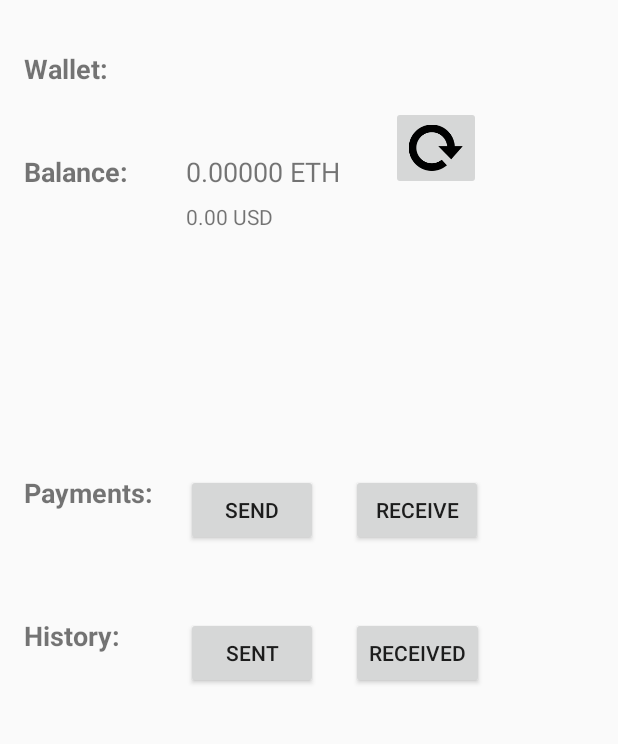
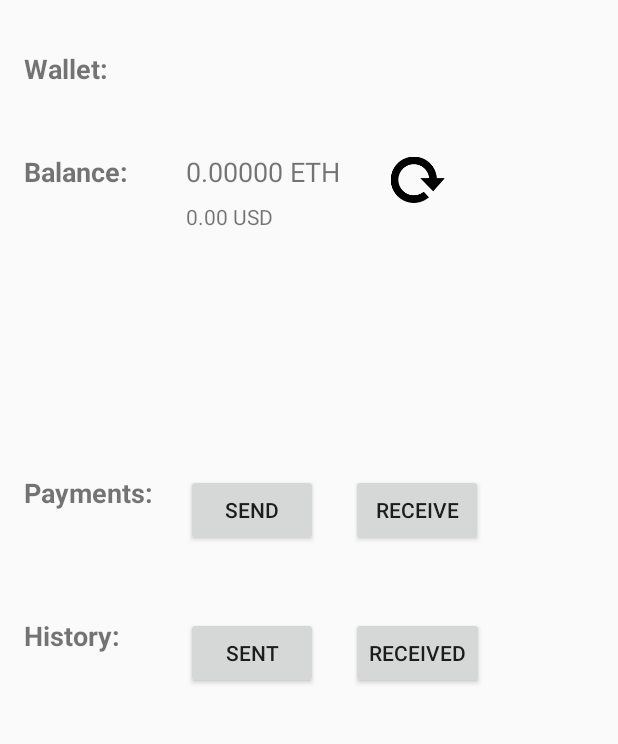
Before and after one commit to dbenrosen/EtherPay, an Android app: the screen it shows after launch (MainActivity), on a phone screen of 412 x 824 dp, the part 108-852 px from its top. Run offline under Robolectric (Android 15) with nearby library versions, the phone set to English and light mode, and no system bars.

Commit message:
improvements to regfresh button
line it up better
transparent background (gray when pressed)

```diff
--- a/app/src/main/java/com/bringcommunications/etherpay/MainActivity.java
+++ b/app/src/main/java/com/bringcommunications/etherpay/MainActivity.java
@@ -20,6 +20,7 @@
   import android.content.DialogInterface;
   import android.content.Intent;
   import android.content.SharedPreferences;
+  import android.graphics.Color;
   import android.os.AsyncTask;
   import android.os.Bundle;
   import android.os.CountDownTimer;
@@ -33,6 +34,7 @@
   import android.view.animation.AlphaAnimation;
   import android.view.animation.Animation;
   import android.widget.FrameLayout;
+  import android.widget.ImageButton;
   import android.widget.TextView;
   import android.widget.Toast;
 
@@ -230,6 +232,8 @@
         Util.show_err(getBaseContext(), msg, 5);
         return;
       }
+      ImageButton refresh_button = (ImageButton) findViewById(R.id.refresh_button);
+      refresh_button.setBackgroundColor(Color.GRAY);
       long now_sec = System.currentTimeMillis() / 1000;
       if (view != null || nonce < last_nonce) {
         if (now_sec - last_refresh_sec < 5) {
@@ -263,6 +267,7 @@
         price_parms[1] = "price-refresh";
         new HTTP_Query_Task(this, context).execute(price_parms);
       } else {
+        refresh_button.setBackgroundColor(Color.TRANSPARENT);
         if (refresh_mode) {
           refresh_mode = false;
           dsp_balance();
--- a/app/src/main/res/layout/activity_main.xml
+++ b/app/src/main/res/layout/activity_main.xml
@@ -72,19 +72,6 @@
         android:layout_below="@+id/wallet_id"
         />
 
-    <ImageButton
-        android:text="refresh"
-        android:layout_marginLeft="33dp"
-        android:src="@drawable/ic_icon_refresh_128"
-        android:layout_marginRight="8dp"
-        android:layout_width="wrap_content"
-        android:layout_height="wrap_content"
-        android:id="@+id/refresh_button"
-        android:onClick="do_refresh"
-        android:layout_toRightOf="@id/balance"
-        android:layout_alignBottom="@id/balance"
-        />
-
     <TextView
         android:text="0.00 USD"
         android:layout_marginTop="8dp"
@@ -98,6 +85,20 @@
         android:layout_below="@+id/balance"
         android:layout_alignLeft="@+id/pay_button"
         android:layout_alignStart="@+id/pay_button"
+        />
+
+    <ImageButton
+        android:text="refresh"
+        android:layout_marginLeft="33dp"
+        android:src="@drawable/ic_icon_refresh_128"
+        android:background="?attr/selectableItemBackground"
+        android:layout_marginRight="8dp"
+        android:layout_width="wrap_content"
+        android:layout_height="wrap_content"
+        android:id="@+id/refresh_button"
+        android:onClick="do_refresh"
+        android:layout_toRightOf="@id/balance"
+        android:layout_alignTop="@id/balance"
         />
 
     <TextView
```
Lines whose indentation alone changed are shown as unchanged.
